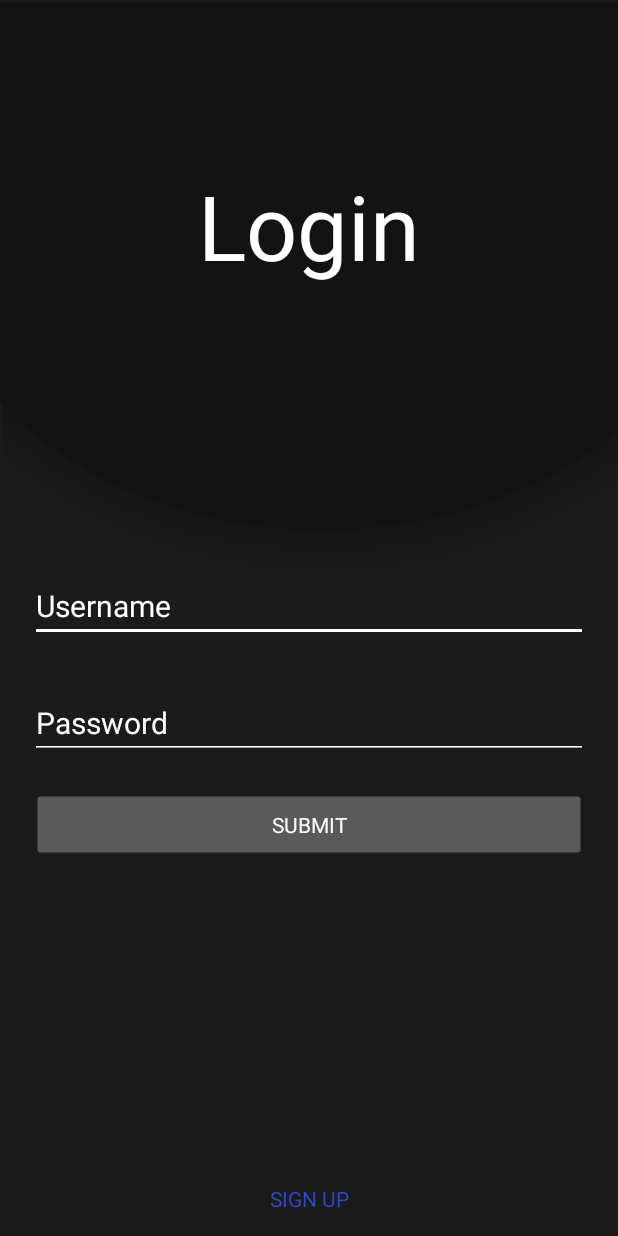
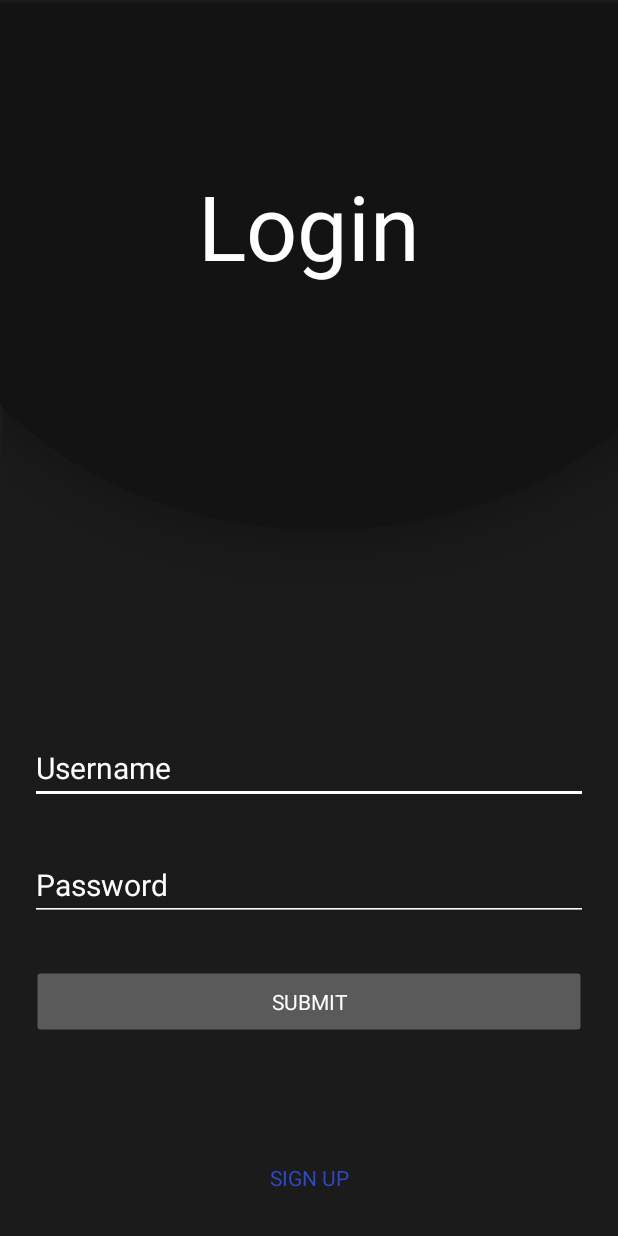
Before and after one commit to FlorianDitt/PassManager, an Android app: the screen it shows after launch (LoginActivity), on a phone screen of 412 x 824 dp. Run offline under Robolectric (Android 15) with nearby library versions, the phone set to English and light mode, and no system bars.

Commit message:
designe bugs fixed

```diff
--- a/app/src/main/res/layout/activity_login.xml
+++ b/app/src/main/res/layout/activity_login.xml
@@ -17,25 +17,26 @@
         android:textColor="@color/white"/>
 
     <com.google.android.material.textfield.TextInputEditText
+        android:layout_above="@+id/password"
         android:id="@+id/username"
         android:layout_width="match_parent"
         android:layout_height="48dp"
+        android:layout_marginBottom="30dp"
         android:layout_marginLeft="20dp"
-        android:layout_marginTop="380dp"
         android:layout_marginRight="20dp"
         android:hint="Username"
         android:inputType="text"
         android:textColor="@color/white"
         android:textSize="20dp"
-        android:theme="@style/EditTextColor"/>
+        android:theme="@style/EditTextColor" />
 
     <com.google.android.material.textfield.TextInputEditText
         android:id="@+id/password"
         android:layout_width="match_parent"
         android:layout_height="48dp"
-        android:layout_below="@+id/username"
+        android:layout_above="@+id/submit"
         android:layout_marginLeft="20dp"
-        android:layout_marginTop="30dp"
+        android:layout_marginBottom="30dp"
         android:layout_marginRight="20dp"
         android:hint="Password"
         android:inputType="textPassword"
@@ -47,23 +48,22 @@
         android:id="@+id/submit"
         android:layout_width="match_parent"
         android:layout_height="wrap_content"
-        android:layout_below="@+id/password"
+        android:layout_above="@+id/signUp"
         android:layout_marginLeft="20dp"
-        android:layout_marginTop="20dp"
         android:layout_marginRight="20dp"
+        android:layout_marginBottom="70dp"
         android:text="Submit" />
 
     <Button
         android:id="@+id/signUp"
         android:layout_width="match_parent"
-        android:layout_height="match_parent"
-        android:layout_below="@id/submit"
-        android:layout_marginTop="50dp"
+        android:layout_height="wrap_content"
+        android:layout_marginLeft="100dp"
         android:layout_marginRight="100dp"
         android:layout_marginBottom="15dp"
-        android:layout_marginLeft="100dp"
         android:background="@color/transparent"
-        android:gravity="center|bottom"
+        android:gravity="center"
+        android:layout_alignParentBottom="true"
         android:text="Sign up"
         android:textColor="@color/blue" />
 
```
Also changed, not shown: app/src/main/java/com/example/myapplication/MainActivity.kt (+7 -6 lines), app/src/main/res/layout/activity_main.xml (+9 -4 lines).
